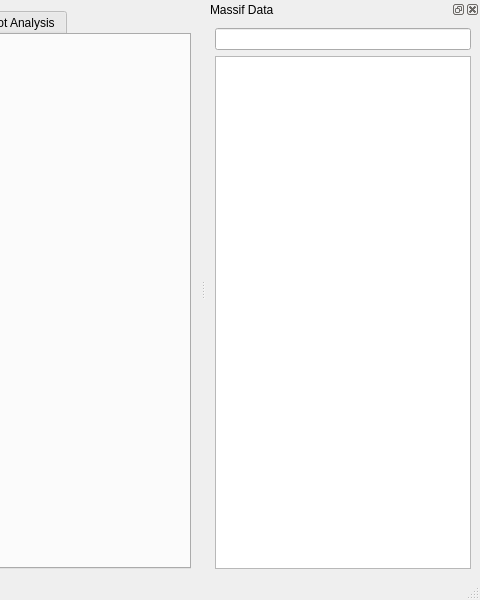
Above: app/mainwindow.ui from KDE/massif-visualizer before the change; both pictures show x 320 to 800 and y 0 to 600 of the 800 by 600 pixel window. Below: the same form after it.
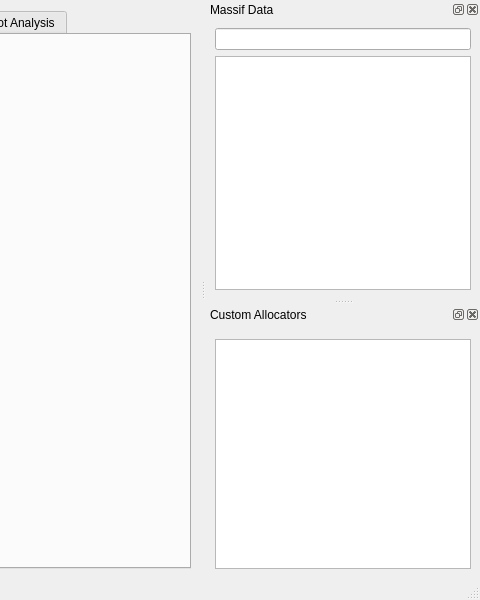
That is the form after the change. Custom widgets are drawn as their Qt base class.

Commit message: basic support for custom allocators

The edit to the form file:
```diff
--- a/app/mainwindow.ui
+++ b/app/mainwindow.ui
@@ -67,7 +67,25 @@
       </widget>
      </item>
      <item>
-      <widget class="QTreeView" name="treeView"/>
+      <widget class="QTreeView" name="dataTreeView"/>
+     </item>
+    </layout>
+   </widget>
+  </widget>
+  <widget class="QDockWidget" name="allocatorDock">
+   <property name="windowTitle">
+    <string>Custom Allocators</string>
+   </property>
+   <attribute name="dockWidgetArea">
+    <number>2</number>
+   </attribute>
+   <widget class="QWidget" name="dockWidgetContents_2">
+    <layout class="QVBoxLayout" name="verticalLayout_5">
+     <item>
+      <widget class="KToolBar" name="dockMenuBar" native="true"/>
+     </item>
+     <item>
+      <widget class="QListView" name="allocatorView"/>
      </item>
     </layout>
    </widget>
@@ -79,6 +97,12 @@
    <extends>QLineEdit</extends>
    <header>klineedit.h</header>
   </customwidget>
+  <customwidget>
+   <class>KToolBar</class>
+   <extends>QWidget</extends>
+   <header location="global">ktoolbar.h</header>
+   <container>1</container>
+  </customwidget>
  </customwidgets>
  <resources/>
  <connections/>
```
Left out of the diff: 2 changed lines with no effect on the pictures. The commit also changes 14 other files.
